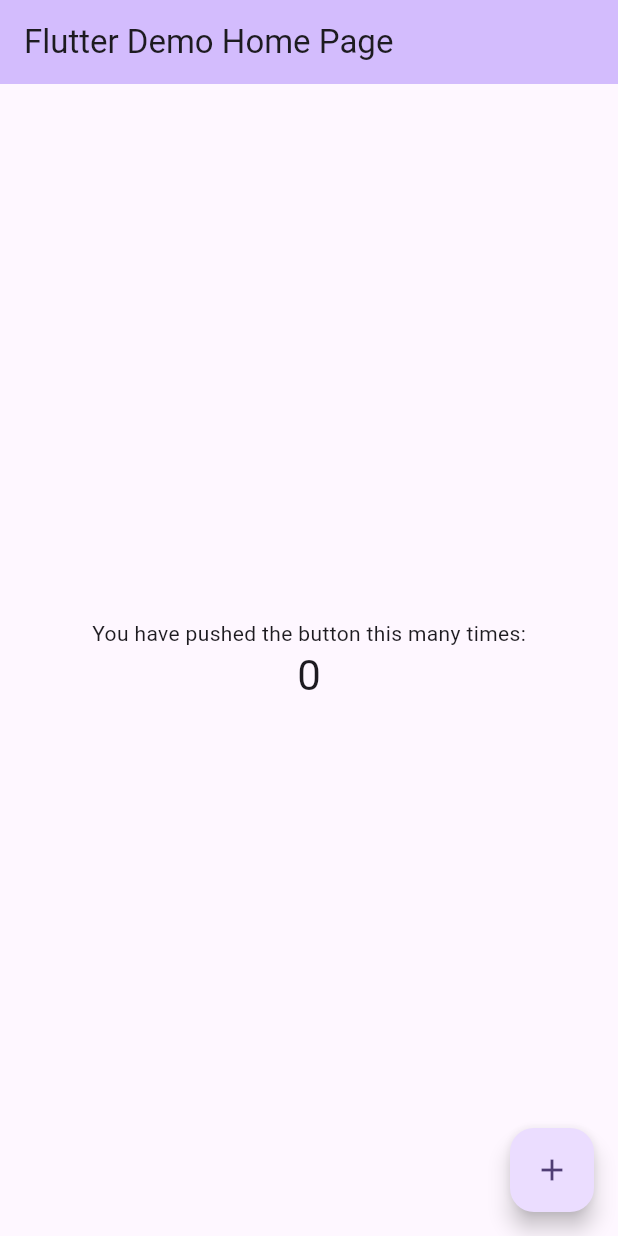
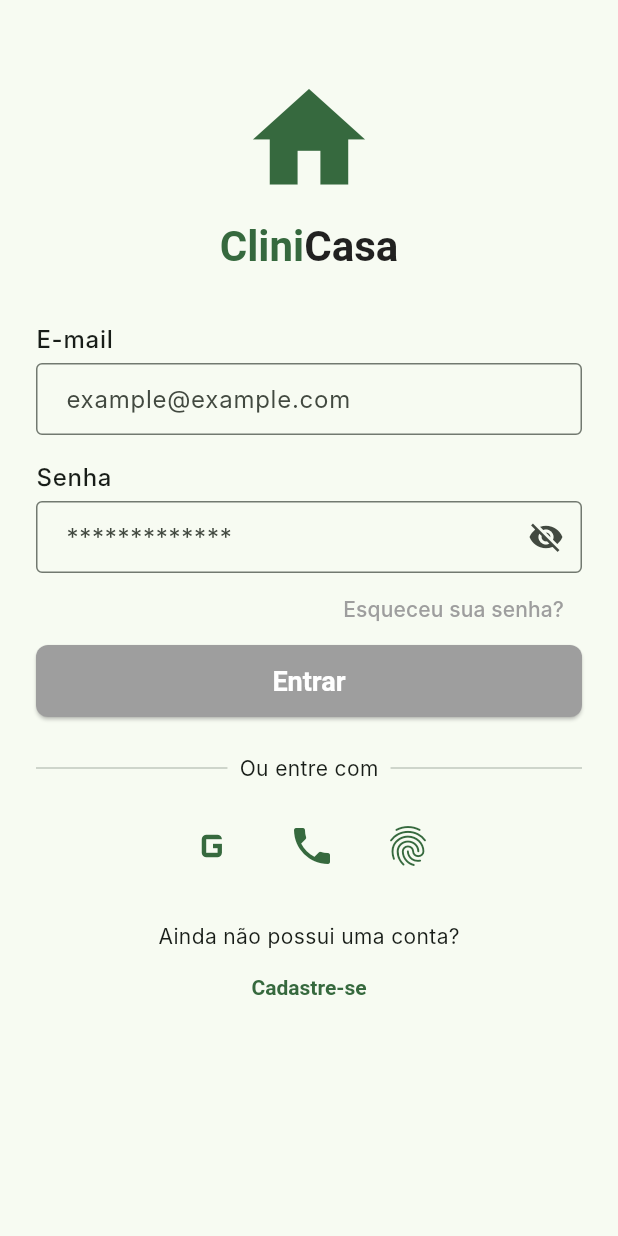
Before and after one commit to CliniCasa/frontend-clinicasa, a Flutter app: the screen it shows after launch, on a phone screen of 412 x 824 dp. Run offline on Flutter 3.47's test engine with Material 3 defaults, Android fonts, the phone set to English and light mode, and no system bars.

Commit message:
Add login and account selection screens, integrate Inter font, and update pubspec.yaml for assets

```diff
--- a/lib/main.dart
+++ b/lib/main.dart
@@ -1,4 +1,6 @@
 import 'package:flutter/material.dart';
+import 'screens/login/login_screen.dart';
+import 'screens/select_account_type/select_account_type_screen.dart';
 
 void main() {
   runApp(const MyApp());
@@ -11,7 +13,7 @@ class MyApp extends StatelessWidget {
   @override
   Widget build(BuildContext context) {
     return MaterialApp(
-      title: 'Flutter Demo',
+      title: 'CliniCasa',
       theme: ThemeData(
         // This is the theme of your application.
         //
@@ -28,9 +30,12 @@ class MyApp extends StatelessWidget {
         //
         // This works for code too, not just values: Most code changes can be
         // tested with just a hot reload.
-        colorScheme: ColorScheme.fromSeed(seedColor: Colors.deepPurple),
+        colorScheme: ColorScheme.fromSeed(seedColor: Color(0xFF16662E)),
+        fontFamily: 'Inter',
+        useMaterial3: true,
       ),
-      home: const MyHomePage(title: 'Flutter Demo Home Page'),
+      home: const LoginScreen(),
+      routes: {'/select_account_type': (_) => const SelectAccountTypeScreen()},
     );
   }
 }
--- /dev/null
+++ b/lib/screens/login/login_screen.dart
@@ -0,0 +1,252 @@
+import 'package:flutter/material.dart';
+
+class LoginScreen extends StatefulWidget {
+  const LoginScreen({super.key});
+
+  @override
+  State<LoginScreen> createState() => _LoginScreenState();
+}
+
+class _LoginScreenState extends State<LoginScreen> {
+  final _formKey = GlobalKey<FormState>();
+  final _emailController = TextEditingController();
+  final _passwordController = TextEditingController();
+  bool _obscurePassword = true;
+  String? _errorMessage;
+
+  void _login() {
+    setState(() {
+      _errorMessage = null;
+    });
+    if (_formKey.currentState!.validate()) {
+      if (_emailController.text == 'joao_pedro@gmail.com' &&
+          _passwordController.text == '123456') {
+        Navigator.of(context).pushReplacementNamed('/select_account_type');
+      } else {
+        setState(() {
+          _errorMessage = 'E-mail ou senha inválidos';
+        });
+      }
+    }
+  }
+
+  @override
+  Widget build(BuildContext context) {
+    final theme = Theme.of(context);
+    final green = theme.colorScheme.primary;
+    return Scaffold(
+      body: SafeArea(
+        child: SingleChildScrollView(
+          child: Padding(
+            padding: const EdgeInsets.symmetric(horizontal: 24.0, vertical: 32),
+            child: Column(
+              crossAxisAlignment: CrossAxisAlignment.stretch,
+              children: [
+                const SizedBox(height: 16),
+                // Logo
+                Column(
+                  children: [
+                    Icon(Icons.home, size: 90, color: green),
+                    const SizedBox(height: 8),
+                    RichText(
+                      text: TextSpan(
+                        style: theme.textTheme.headlineMedium?.copyWith(
+                          fontWeight: FontWeight.bold,
+                          fontFamily: 'Inter',
+                        ),
+                        children: [
+                          TextSpan(
+                            text: 'Clini',
+                            style: TextStyle(color: green),
+                          ),
+                          const TextSpan(
+                            text: 'Casa',
+                            style: TextStyle(color: Colors.black87),
+                          ),
+                        ],
+                      ),
+                    ),
+                  ],
+                ),
+                const SizedBox(height: 32),
+                Form(
+                  key: _formKey,
+                  child: Column(
+                    crossAxisAlignment: CrossAxisAlignment.stretch,
+                    children: [
+                      Text(
+                        'E-mail',
+                        style: theme.textTheme.bodyLarge?.copyWith(
+                          fontWeight: FontWeight.w500,
+                        ),
+                      ),
+                      const SizedBox(height: 4),
+                      TextFormField(
+                        controller: _emailController,
+                        decoration: const InputDecoration(
+                          hintText: 'example@example.com',
+                          border: OutlineInputBorder(),
+                          contentPadding: EdgeInsets.symmetric(
+                            horizontal: 16,
+                            vertical: 12,
+                          ),
+                        ),
+                        keyboardType: TextInputType.emailAddress,
+                        validator: (value) {
+                          if (value == null || value.isEmpty) {
+                            return 'Digite seu e-mail';
+                          }
+                          return null;
+                        },
+                      ),
+                      const SizedBox(height: 16),
+                      Text(
+                        'Senha',
+                        style: theme.textTheme.bodyLarge?.copyWith(
+                          fontWeight: FontWeight.w500,
+                        ),
+                      ),
+                      const SizedBox(height: 4),
+                      TextFormField(
+                        controller: _passwordController,
+                        obscureText: _obscurePassword,
+                        decoration: InputDecoration(
+                          hintText: '*************',
+                          border: const OutlineInputBorder(),
+                          contentPadding: const EdgeInsets.symmetric(
+                            horizontal: 16,
+                            vertical: 12,
+                          ),
+                          suffixIcon: IconButton(
+                            icon: Icon(
+                              _obscurePassword
+                                  ? Icons.visibility_off
+                                  : Icons.visibility,
+                            ),
+                            onPressed: () {
+                              setState(() {
+                                _obscurePassword = !_obscurePassword;
+                              });
+                            },
+                          ),
+                        ),
+                        validator: (value) {
+                          if (value == null || value.isEmpty) {
+                            return 'Digite sua senha';
+                          }
+                          return null;
+                        },
+                      ),
+                      Align(
+                        alignment: Alignment.centerRight,
+                        child: TextButton(
+                          onPressed: () {},
+                          style: TextButton.styleFrom(
+                            foregroundColor: Colors.grey,
+                          ),
+                          child: const Text('Esqueceu sua senha?'),
+                        ),
+                      ),
+                      if (_errorMessage != null)
+                        Padding(
+                          padding: const EdgeInsets.only(bottom: 8.0),
+                          child: Text(
+                            _errorMessage!,
+                            style: const TextStyle(color: Colors.red),
+                          ),
+                        ),
+                      SizedBox(
+                        height: 48,
+                        child: ElevatedButton(
+                          onPressed: _login,
+                          style: ElevatedButton.styleFrom(
+                            backgroundColor:
+                                (_emailController.text ==
+                                        'joao_pedro@gmail.com' &&
+                                    _passwordController.text == '123456')
+                                ? green
+                                : Colors.grey,
+                            foregroundColor: Colors.white,
+                            textStyle: const TextStyle(
+                              fontWeight: FontWeight.bold,
+                              fontSize: 18,
+                            ),
+                            shape: RoundedRectangleBorder(
+                              borderRadius: BorderRadius.circular(8),
+                            ),
+                          ),
+                          child: const Text('Entrar'),
+                        ),
+                      ),
+                    ],
+                  ),
+                ),
+                const SizedBox(height: 24),
+                Row(
+                  children: [
+                    const Expanded(child: Divider()),
+                    Padding(
+                      padding: const EdgeInsets.symmetric(horizontal: 8.0),
+                      child: Text(
+                        'Ou entre com',
+                        style: theme.textTheme.bodyMedium,
+                      ),
+                    ),
+                    const Expanded(child: Divider()),
+                  ],
+                ),
+                const SizedBox(height: 16),
+                Row(
+                  mainAxisAlignment: MainAxisAlignment.center,
+                  children: [
+                    IconButton(
+                      icon: Icon(Icons.g_mobiledata, color: green, size: 36),
+                      onPressed: () {},
+                    ),
+                    const SizedBox(width: 16),
+                    IconButton(
+                      icon: Icon(Icons.phone, color: green, size: 32),
+                      onPressed: () {},
+                    ),
+                    const SizedBox(width: 16),
+                    IconButton(
+                      icon: Icon(Icons.fingerprint, color: green, size: 32),
+                      onPressed: () {},
+                    ),
+                  ],
+                ),
+                const SizedBox(height: 24),
+                Row(
+                  mainAxisAlignment: MainAxisAlignment.center,
+                  children: [
+                    Text(
+                      'Ainda não possui uma conta?',
+                      style: theme.textTheme.bodyMedium,
+                    ),
+                  ],
+                ),
+                Center(
+                  child: TextButton(
+                    onPressed: () {},
+                    style: TextButton.styleFrom(
+                      foregroundColor: green,
+                      textStyle: const TextStyle(fontWeight: FontWeight.bold),
+                    ),
+                    child: const Text('Cadastre-se'),
+                  ),
+                ),
+              ],
+            ),
+          ),
+        ),
+      ),
+    );
+  }
+
+  @override
+  void dispose() {
+    _emailController.dispose();
+    _passwordController.dispose();
+    super.dispose();
+  }
+}
```
Also changed, not shown: lib/screens/select_account_type/select_account_type_screen.dart (added, +147 -0 lines), pubspec.yaml (+10 -0 lines), assets/fonts/Inter-Bold.ttf (added), assets/fonts/Inter-Regular.ttf (added), assets/images/logo_clinicasa.svg (added).
